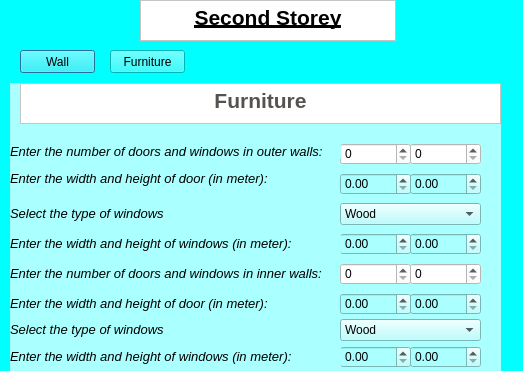
Qt form secondstorey.ui (ch-ankit/HCCE) before a commit.
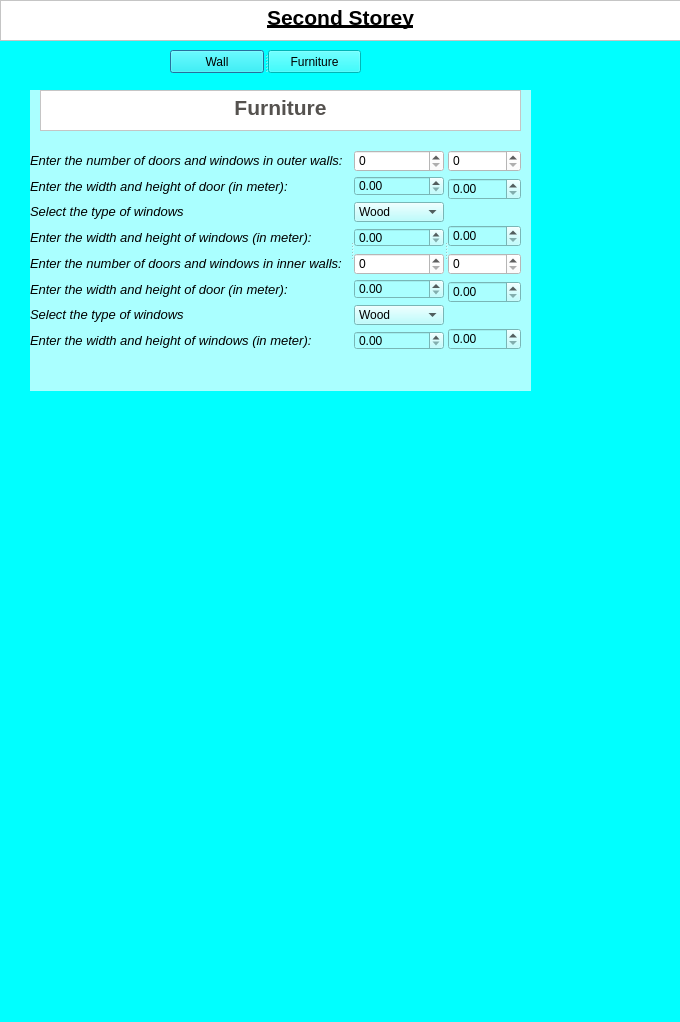
The same form after that commit. The open tabs and pages were chosen to show the change.

```diff
--- a/secondstorey.ui
+++ b/secondstorey.ui
@@ -6,8 +6,8 @@
    <rect>
     <x>0</x>
     <y>0</y>
-    <width>523</width>
-    <height>371</height>
+    <width>680</width>
+    <height>1022</height>
    </rect>
   </property>
   <property name="windowTitle">
@@ -19,9 +19,9 @@
   <widget class="QStackedWidget" name="stackedWidget">
    <property name="geometry">
     <rect>
-     <x>10</x>
-     <y>83</y>
-     <width>491</width>
+     <x>30</x>
+     <y>90</y>
+     <width>501</width>
      <height>301</height>
     </rect>
    </property>
@@ -272,70 +272,6 @@
     </widget>
    </widget>
    <widget class="QWidget" name="page_2">
-    <widget class="QDoubleSpinBox" name="DSOWNW">
-     <property name="geometry">
-      <rect>
-       <x>330</x>
-       <y>150</y>
-       <width>71</width>
-       <height>22</height>
-      </rect>
-     </property>
-     <property name="singleStep">
-      <double>0.010000000000000</double>
-     </property>
-    </widget>
-    <widget class="QDoubleSpinBox" name="DSOWNH">
-     <property name="geometry">
-      <rect>
-       <x>400</x>
-       <y>150</y>
-       <width>71</width>
-       <height>22</height>
-      </rect>
-     </property>
-     <property name="singleStep">
-      <double>0.010000000000000</double>
-     </property>
-    </widget>
-    <widget class="QLabel" name="label_8">
-     <property name="geometry">
-      <rect>
-       <x>0</x>
-       <y>150</y>
-       <width>331</width>
-       <height>21</height>
-      </rect>
-     </property>
-     <property name="font">
-      <font>
-       <pointsize>10</pointsize>
-       <italic>true</italic>
-      </font>
-     </property>
-     <property name="text">
-      <string>Enter the width and height of windows (in meter):</string>
-     </property>
-    </widget>
-    <widget class="QSpinBox" name="DSNOD">
-     <property name="geometry">
-      <rect>
-       <x>330</x>
-       <y>60</y>
-       <width>71</width>
-       <height>22</height>
-      </rect>
-     </property>
-     <property name="minimumSize">
-      <size>
-       <width>71</width>
-       <height>22</height>
-      </size>
-     </property>
-     <property name="styleSheet">
-      <string notr="true">background-color:rgb(255, 255, 255)</string>
-     </property>
-    </widget>
     <widget class="QTextBrowser" name="TBF_3">
      <property name="geometry">
       <rect>
@@ -356,340 +292,291 @@
 &lt;p align=&quot;center&quot; style=&quot; margin-top:0px; margin-bottom:0px; margin-left:0px; margin-right:0px; -qt-block-indent:0; text-indent:0px;&quot;&gt;&lt;span style=&quot; font-size:16pt; font-weight:600; color:#55524f;&quot;&gt;Furniture&lt;/span&gt;&lt;/p&gt;&lt;/body&gt;&lt;/html&gt;</string>
      </property>
     </widget>
-    <widget class="QSpinBox" name="DSNWI">
+    <widget class="QSplitter" name="splitter_3">
      <property name="geometry">
       <rect>
-       <x>400</x>
-       <y>180</y>
-       <width>71</width>
-       <height>22</height>
-      </rect>
-     </property>
-     <property name="minimumSize">
-      <size>
-       <width>71</width>
-       <height>22</height>
-      </size>
-     </property>
-     <property name="styleSheet">
-      <string notr="true">background-color:rgb(255, 255, 255)</string>
-     </property>
-    </widget>
-    <widget class="QSpinBox" name="DSNDI">
-     <property name="geometry">
-      <rect>
-       <x>330</x>
-       <y>180</y>
-       <width>71</width>
-       <height>22</height>
-      </rect>
-     </property>
-     <property name="minimumSize">
-      <size>
-       <width>71</width>
-       <height>22</height>
-      </size>
-     </property>
-     <property name="styleSheet">
-      <string notr="true">background-color:rgb(255, 255, 255)</string>
-     </property>
-    </widget>
-    <widget class="QLabel" name="label_7">
-     <property name="geometry">
-      <rect>
        <x>0</x>
-       <y>80</y>
-       <width>321</width>
-       <height>31</height>
-      </rect>
-     </property>
-     <property name="font">
-      <font>
-       <pointsize>10</pointsize>
-       <italic>true</italic>
-      </font>
-     </property>
-     <property name="text">
-      <string>Enter the width and height of door (in meter):</string>
-     </property>
-    </widget>
-    <widget class="QComboBox" name="CBTWO">
-     <property name="geometry">
-      <rect>
-       <x>330</x>
-       <y>236</y>
-       <width>141</width>
-       <height>22</height>
-      </rect>
-     </property>
-     <item>
-      <property name="text">
-       <string>Wood</string>
-      </property>
-     </item>
-     <item>
-      <property name="text">
-       <string>Aluminium</string>
-      </property>
-     </item>
-     <item>
-      <property name="text">
-       <string>PVC</string>
-      </property>
-     </item>
-    </widget>
-    <widget class="QDoubleSpinBox" name="DSIDW">
-     <property name="geometry">
-      <rect>
-       <x>330</x>
-       <y>210</y>
-       <width>71</width>
-       <height>22</height>
-      </rect>
-     </property>
-    </widget>
-    <widget class="QLabel" name="label_9">
-     <property name="geometry">
-      <rect>
-       <x>0</x>
-       <y>180</y>
-       <width>321</width>
-       <height>21</height>
-      </rect>
-     </property>
-     <property name="font">
-      <font>
-       <pointsize>10</pointsize>
-       <italic>true</italic>
-      </font>
-     </property>
-     <property name="text">
-      <string>Enter the number of doors and windows in inner walls:</string>
-     </property>
-    </widget>
-    <widget class="QComboBox" name="CBTWI">
-     <property name="geometry">
-      <rect>
-       <x>330</x>
-       <y>120</y>
-       <width>141</width>
-       <height>22</height>
-      </rect>
-     </property>
-     <item>
-      <property name="text">
-       <string>Wood</string>
-      </property>
-     </item>
-     <item>
-      <property name="text">
-       <string>Aluminium</string>
-      </property>
-     </item>
-     <item>
-      <property name="text">
-       <string>PVC</string>
-      </property>
-     </item>
-    </widget>
-    <widget class="QLabel" name="label_12">
-     <property name="geometry">
-      <rect>
-       <x>0</x>
        <y>60</y>
-       <width>331</width>
-       <height>16</height>
+       <width>491</width>
+       <height>200</height>
       </rect>
      </property>
-     <property name="font">
-      <font>
-       <pointsize>10</pointsize>
-       <italic>true</italic>
-      </font>
+     <property name="orientation">
+      <enum>Qt::Horizontal</enum>
      </property>
-     <property name="text">
-      <string>Enter the number of doors and windows in outer walls:</string>
-     </property>
-    </widget>
-    <widget class="QLabel" name="label_11">
-     <property name="geometry">
-      <rect>
-       <x>0</x>
-       <y>210</y>
-       <width>321</width>
-       <height>21</height>
-      </rect>
-     </property>
-     <property name="font">
-      <font>
-       <pointsize>10</pointsize>
-       <italic>true</italic>
-      </font>
-     </property>
-     <property name="text">
-      <string>Enter the width and height of door (in meter):</string>
-     </property>
-    </widget>
-    <widget class="QSpinBox" name="DSNOW">
-     <property name="geometry">
-      <rect>
-       <x>400</x>
-       <y>60</y>
-       <width>71</width>
-       <height>22</height>
-      </rect>
-     </property>
-     <property name="minimumSize">
-      <size>
-       <width>71</width>
-       <height>22</height>
-      </size>
-     </property>
-     <property name="styleSheet">
-      <string notr="true">background-color:rgb(255, 255, 255)</string>
-     </property>
-    </widget>
-    <widget class="QDoubleSpinBox" name="DSODW">
-     <property name="geometry">
-      <rect>
-       <x>330</x>
-       <y>90</y>
-       <width>71</width>
-       <height>22</height>
-      </rect>
-     </property>
-    </widget>
-    <widget class="QDoubleSpinBox" name="DSIDH">
-     <property name="geometry">
-      <rect>
-       <x>400</x>
-       <y>210</y>
-       <width>71</width>
-       <height>22</height>
-      </rect>
-     </property>
-    </widget>
-    <widget class="QDoubleSpinBox" name="DSIWNW">
-     <property name="geometry">
-      <rect>
-       <x>330</x>
-       <y>263</y>
-       <width>71</width>
-       <height>22</height>
-      </rect>
-     </property>
-    </widget>
-    <widget class="QLabel" name="label_10">
-     <property name="geometry">
-      <rect>
-       <x>0</x>
-       <y>263</y>
-       <width>331</width>
-       <height>21</height>
-      </rect>
-     </property>
-     <property name="font">
-      <font>
-       <pointsize>10</pointsize>
-       <italic>true</italic>
-      </font>
-     </property>
-     <property name="text">
-      <string>Enter the width and height of windows (in meter):</string>
-     </property>
-    </widget>
-    <widget class="QLabel" name="label_6">
-     <property name="geometry">
-      <rect>
-       <x>0</x>
-       <y>120</y>
-       <width>321</width>
-       <height>21</height>
-      </rect>
-     </property>
-     <property name="font">
-      <font>
-       <pointsize>10</pointsize>
-       <italic>true</italic>
-      </font>
-     </property>
-     <property name="text">
-      <string>Select the type of windows</string>
-     </property>
-    </widget>
-    <widget class="QDoubleSpinBox" name="DSODH">
-     <property name="geometry">
-      <rect>
-       <x>400</x>
-       <y>90</y>
-       <width>71</width>
-       <height>22</height>
-      </rect>
-     </property>
-    </widget>
-    <widget class="QLabel" name="label_13">
-     <property name="geometry">
-      <rect>
-       <x>0</x>
-       <y>236</y>
-       <width>321</width>
-       <height>21</height>
-      </rect>
-     </property>
-     <property name="font">
-      <font>
-       <pointsize>10</pointsize>
-       <italic>true</italic>
-      </font>
-     </property>
-     <property name="text">
-      <string>Select the type of windows</string>
-     </property>
-    </widget>
-    <widget class="QDoubleSpinBox" name="DSIWNH">
-     <property name="geometry">
-      <rect>
-       <x>400</x>
-       <y>263</y>
-       <width>71</width>
-       <height>22</height>
-      </rect>
-     </property>
+     <widget class="QWidget" name="layoutWidget">
+      <layout class="QVBoxLayout" name="verticalLayout_4">
+       <item>
+        <widget class="QLabel" name="label_12">
+         <property name="font">
+          <font>
+           <pointsize>10</pointsize>
+           <italic>true</italic>
+          </font>
+         </property>
+         <property name="text">
+          <string>Enter the number of doors and windows in outer walls:</string>
+         </property>
+        </widget>
+       </item>
+       <item>
+        <widget class="QLabel" name="label_7">
+         <property name="font">
+          <font>
+           <pointsize>10</pointsize>
+           <italic>true</italic>
+          </font>
+         </property>
+         <property name="text">
+          <string>Enter the width and height of door (in meter):</string>
+         </property>
+        </widget>
+       </item>
+       <item>
+        <widget class="QLabel" name="label_6">
+         <property name="font">
+          <font>
+           <pointsize>10</pointsize>
+           <italic>true</italic>
+          </font>
+         </property>
+         <property name="text">
+          <string>Select the type of windows</string>
+         </property>
+        </widget>
+       </item>
+       <item>
+        <widget class="QLabel" name="label_8">
+         <property name="font">
+          <font>
+           <pointsize>10</pointsize>
+           <italic>true</italic>
+          </font>
+         </property>
+         <property name="text">
+          <string>Enter the width and height of windows (in meter):</string>
+         </property>
+        </widget>
+       </item>
+       <item>
+        <widget class="QLabel" name="label_9">
+         <property name="font">
+          <font>
+           <pointsize>10</pointsize>
+           <italic>true</italic>
+          </font>
+         </property>
+         <property name="text">
+          <string>Enter the number of doors and windows in inner walls:</string>
+         </property>
+        </widget>
+       </item>
+       <item>
+        <widget class="QLabel" name="label_11">
+         <property name="font">
+          <font>
+           <pointsize>10</pointsize>
+           <italic>true</italic>
+          </font>
+         </property>
+         <property name="text">
+          <string>Enter the width and height of door (in meter):</string>
+         </property>
+        </widget>
+       </item>
+       <item>
+        <widget class="QLabel" name="label_13">
+         <property name="font">
+          <font>
+           <pointsize>10</pointsize>
+           <italic>true</italic>
+          </font>
+         </property>
+         <property name="text">
+          <string>Select the type of windows</string>
+         </property>
+        </widget>
+       </item>
+       <item>
+        <widget class="QLabel" name="label_10">
+         <property name="font">
+          <font>
+           <pointsize>10</pointsize>
+           <italic>true</italic>
+          </font>
+         </property>
+         <property name="text">
+          <string>Enter the width and height of windows (in meter):</string>
+         </property>
+        </widget>
+       </item>
+      </layout>
+     </widget>
+     <widget class="QWidget" name="layoutWidget">
+      <layout class="QVBoxLayout" name="verticalLayout_5">
+       <item>
+        <widget class="QSpinBox" name="DSNOD">
+         <property name="minimumSize">
+          <size>
+           <width>71</width>
+           <height>22</height>
+          </size>
+         </property>
+         <property name="styleSheet">
+          <string notr="true">background-color:rgb(255, 255, 255)</string>
+         </property>
+        </widget>
+       </item>
+       <item>
+        <widget class="QDoubleSpinBox" name="DSODW"/>
+       </item>
+       <item>
+        <widget class="QComboBox" name="CBTWI">
+         <item>
+          <property name="text">
+           <string>Wood</string>
+          </property>
+         </item>
+         <item>
+          <property name="text">
+           <string>Aluminium</string>
+          </property>
+         </item>
+         <item>
+          <property name="text">
+           <string>PVC</string>
+          </property>
+         </item>
+        </widget>
+       </item>
+       <item>
+        <widget class="QDoubleSpinBox" name="DSOWNW">
+         <property name="singleStep">
+          <double>0.010000000000000</double>
+         </property>
+        </widget>
+       </item>
+       <item>
+        <widget class="QSpinBox" name="DSNDI">
+         <property name="minimumSize">
+          <size>
+           <width>71</width>
+           <height>22</height>
+          </size>
+         </property>
+         <property name="styleSheet">
+          <string notr="true">background-color:rgb(255, 255, 255)</string>
+         </property>
+        </widget>
+       </item>
+       <item>
+        <widget class="QDoubleSpinBox" name="DSIDW"/>
+       </item>
+       <item>
+        <widget class="QComboBox" name="CBTWO">
+         <item>
+          <property name="text">
+           <string>Wood</string>
+          </property>
+         </item>
+         <item>
+          <property name="text">
+           <string>Aluminium</string>
+          </property>
+         </item>
+         <item>
+          <property name="text">
+           <string>PVC</string>
+          </property>
+         </item>
+        </widget>
+       </item>
+       <item>
+        <widget class="QDoubleSpinBox" name="DSIWNW"/>
+       </item>
+      </layout>
+     </widget>
+     <widget class="QWidget" name="layoutWidget">
+      <layout class="QVBoxLayout" name="verticalLayout_6">
+       <item>
+        <widget class="QSpinBox" name="DSNOW">
+         <property name="minimumSize">
+          <size>
+           <width>71</width>
+           <height>22</height>
+          </size>
+         </property>
+         <property name="styleSheet">
+          <string notr="true">background-color:rgb(255, 255, 255)</string>
+         </property>
+        </widget>
+       </item>
+       <item>
+        <widget class="QDoubleSpinBox" name="DSODH"/>
+       </item>
+       <item>
+        <spacer name="verticalSpacer">
+         <property name="orientation">
+          <enum>Qt::Vertical</enum>
+         </property>
+         <property name="sizeHint" stdset="0">
+          <size>
+           <width>20</width>
+           <height>40</height>
+          </size>
+         </property>
+        </spacer>
+       </item>
+       <item>
+        <widget class="QDoubleSpinBox" name="DSOWNH">
+         <property name="singleStep">
+          <double>0.010000000000000</double>
+         </property>
+        </widget>
+       </item>
+       <item>
+        <widget class="QSpinBox" name="DSNWI">
+         <property name="minimumSize">
+          <size>
+           <width>71</width>
+           <height>22</height>
+          </size>
+         </property>
+         <property name="styleSheet">
+          <string notr="true">background-color:rgb(255, 255, 255)</string>
+         </property>
+        </widget>
+       </item>
+       <item>
+        <widget class="QDoubleSpinBox" name="DSIDH"/>
+       </item>
+       <item>
+        <spacer name="verticalSpacer_2">
+         <property name="orientation">
+          <enum>Qt::Vertical</enum>
+         </property>
+         <property name="sizeHint" stdset="0">
+          <size>
+           <width>20</width>
+           <height>40</height>
+          </size>
+         </property>
+        </spacer>
+       </item>
+       <item>
+        <widget class="QDoubleSpinBox" name="DSIWNH"/>
+       </item>
+      </layout>
+     </widget>
     </widget>
    </widget>
   </widget>
-  <widget class="QPushButton" name="pushButton">
-   <property name="geometry">
-    <rect>
-     <x>20</x>
-     <y>50</y>
-     <width>75</width>
-     <height>23</height>
-    </rect>
-   </property>
-   <property name="text">
-    <string>Wall</string>
-   </property>
-  </widget>
-  <widget class="QPushButton" name="pushButton_2">
-   <property name="geometry">
-    <rect>
-     <x>110</x>
-     <y>50</y>
-     <width>75</width>
-     <height>23</height>
-    </rect>
-   </property>
-   <property name="text">
-    <string>Furniture</string>
-   </property>
-  </widget>
   <widget class="QTextBrowser" name="textBrowser">
    <property name="geometry">
     <rect>
-     <x>140</x>
+     <x>0</x>
      <y>0</y>
-     <width>256</width>
+     <width>681</width>
      <height>41</height>
     </rect>
    </property>
@@ -704,6 +591,29 @@
 &lt;p align=&quot;center&quot; style=&quot; margin-top:0px; margin-bottom:0px; margin-left:0px; margin-right:0px; -qt-block-indent:0; text-indent:0px;&quot;&gt;&lt;span style=&quot; font-size:16pt; font-weight:600; text-decoration: underline;&quot;&gt;Second Storey&lt;/span&gt;&lt;/p&gt;&lt;/body&gt;&lt;/html&gt;</string>
    </property>
   </widget>
+  <widget class="QSplitter" name="splitter_2">
+   <property name="geometry">
+    <rect>
+     <x>170</x>
+     <y>50</y>
+     <width>191</width>
+     <height>23</height>
+    </rect>
+   </property>
+   <property name="orientation">
+    <enum>Qt::Horizontal</enum>
+   </property>
+   <widget class="QPushButton" name="pushButton">
+    <property name="text">
+     <string>Wall</string>
+    </property>
+   </widget>
+   <widget class="QPushButton" name="pushButton_2">
+    <property name="text">
+     <string>Furniture</string>
+    </property>
+   </widget>
+  </widget>
  </widget>
  <resources/>
  <connections/>
```
Left out of the diff: 385 changed lines with no effect on the pictures.
